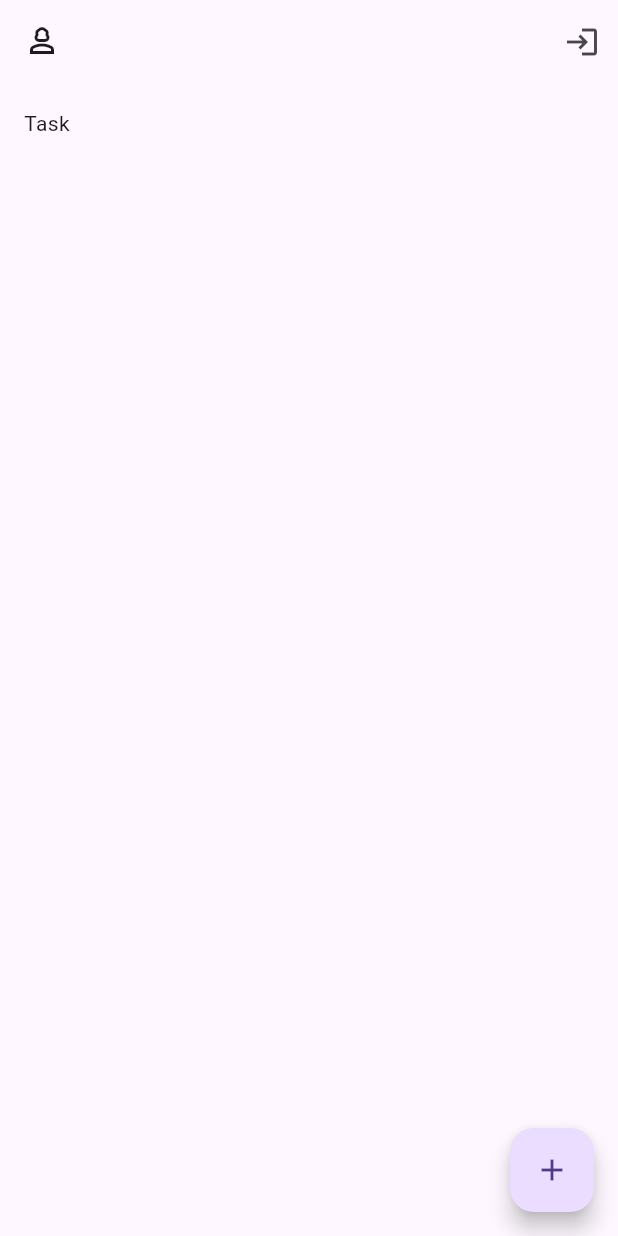
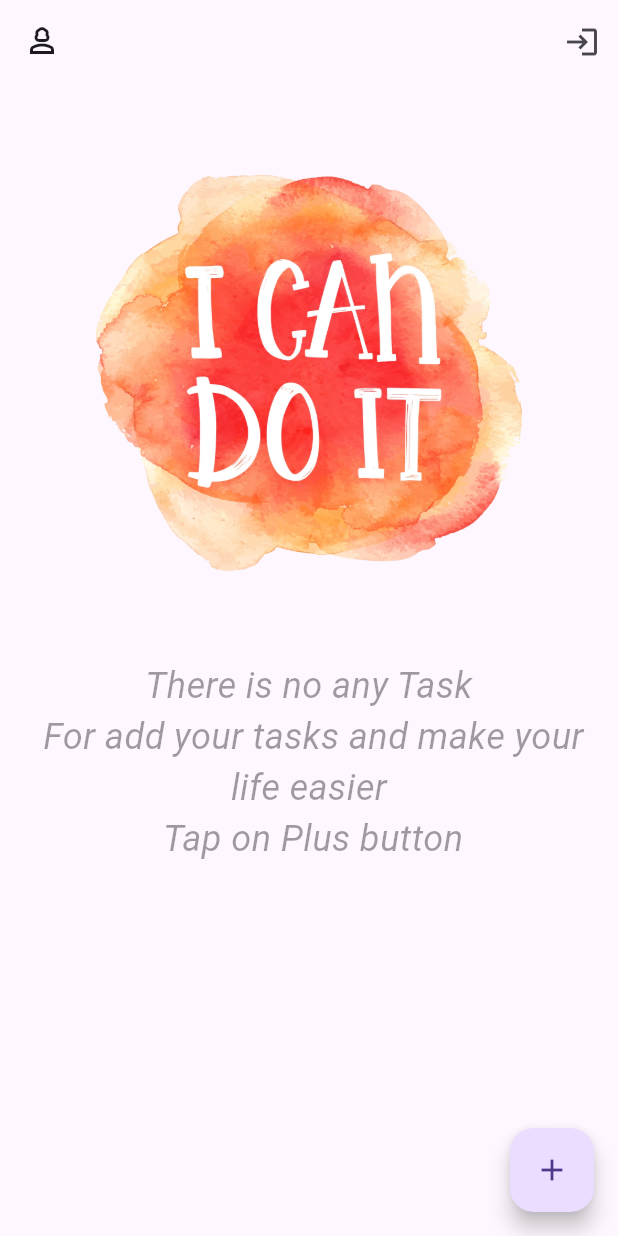
Before and after one commit to mrYasinHamidi/todo_app, a Flutter app: the TasksScreen screen opened by its route, on a phone screen of 412 x 824 dp. Run offline on Flutter 3.47's test engine with Material 3 defaults, Android fonts, the phone set to English and light mode, and no system bars; drawn by our look-alikes of toastification; our stand-ins replace dartz, dropdown_button2, easy_debounce, equatable, firebase_auth, firebase_core and 9 more; accounts and stored records are empty.

Commit message:
empty view

```diff
--- a/lib/core/app_translate.dart
+++ b/lib/core/app_translate.dart
@@ -34,6 +34,7 @@ mixin AppTranslate {
   static const String deleteTaskMessage = 'deleteTaskMessage';
   static const String logout = 'logout';
   static const String logoutMessage = 'logoutMessage';
+  static const String taskPlaceHolderMessage = 'taskPlaceHolderMessage';
 
   static const Map<String, dynamic> EN = {
     yes: 'Yes',
@@ -71,6 +72,7 @@ mixin AppTranslate {
     deleteTaskMessage: 'Are you sure that you want to delete this Task?',
     logout: 'Logout',
     logoutMessage: 'Are you sure that you want to logout from application?',
+    taskPlaceHolderMessage:'There is no any Task \n For add your tasks and make your life easier \n Tap on Plus button',
   };
   static const Map<String, dynamic> FA = {
     no: 'No',
@@ -108,5 +110,7 @@ mixin AppTranslate {
     deleteTaskMessage: 'Are you sure that you want to delete this Task?',
     logout: 'Logout',
     logoutMessage: 'Are you sure that you want to logout from application?',
+    taskPlaceHolderMessage:'There is no any Task \n For add your tasks and make your life easier \n Tap on Plus button',
+
   };
 }
--- a/lib/features/tasks/view/pages/tasks_screen.dart
+++ b/lib/features/tasks/view/pages/tasks_screen.dart
@@ -8,6 +8,7 @@ import 'package:todo_app/core/app_translate.dart';
 import 'package:todo_app/features/tasks/data/models/app_task.dart';
 import 'package:todo_app/features/tasks/view/pages/dialog/add_task_dialog.dart';
 import 'package:todo_app/features/tasks/view/pages/widgets/task_list_item.dart';
+import 'package:todo_app/features/tasks/view/pages/widgets/tasks_place_holder.dart';
 import 'package:todo_app/features/tasks/view/viewModels/tasks/tasks_view_model.dart';
 import 'package:todo_app/global/widgets/default_question_dialog.dart';
 import 'package:todo_app/global/widgets/item_button.dart';
@@ -148,7 +149,7 @@ class _TasksScreenState extends State<TasksScreen> {
                     ),
                   ],
                 ),
-                TasksEmptyState() => Text(AppTranslate.task.getString(context)),
+                TasksEmptyState() => const TasksPlaceHolder(),
                 _ => SizedBox(),
               };
             },
--- /dev/null
+++ b/lib/features/tasks/view/pages/widgets/tasks_place_holder.dart
@@ -0,0 +1,29 @@
+import 'package:flutter/material.dart';
+import 'package:flutter_localization/flutter_localization.dart';
+import 'package:todo_app/core/app_translate.dart';
+
+class TasksPlaceHolder extends StatelessWidget {
+  const TasksPlaceHolder({super.key});
+
+  @override
+  Widget build(BuildContext context) {
+    return Column(
+      mainAxisAlignment: MainAxisAlignment.center,
+      crossAxisAlignment: CrossAxisAlignment.stretch,
+      children: [
+        Expanded(child: Image.asset('assets/do_it.png',fit:BoxFit.contain ,)),
+        Expanded(
+          child: Text(
+            AppTranslate.taskPlaceHolderMessage.getString(context),
+            textAlign: TextAlign.center,
+            style: TextStyle(
+              fontSize: 24,
+              fontStyle: FontStyle.italic,
+              color: Colors.black38,
+            ),
+          ),
+        ),
+      ],
+    );
+  }
+}
--- a/pubspec.yaml
+++ b/pubspec.yaml
@@ -37,3 +37,5 @@ dev_dependencies:
 
 flutter:
   uses-material-design: true
+  assets:
+    - assets/
```
Also changed, not shown: assets/do_it.jpg (added), assets/do_it.png (added).
